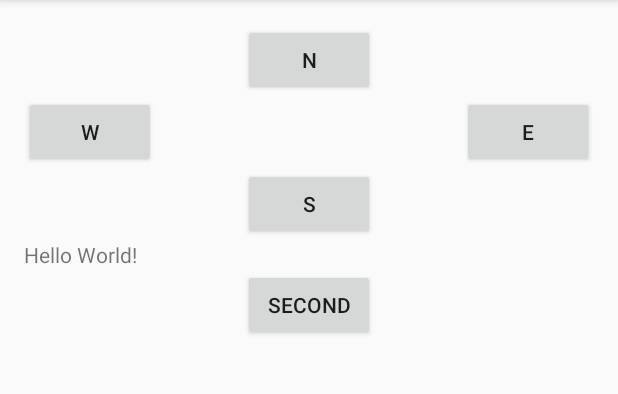
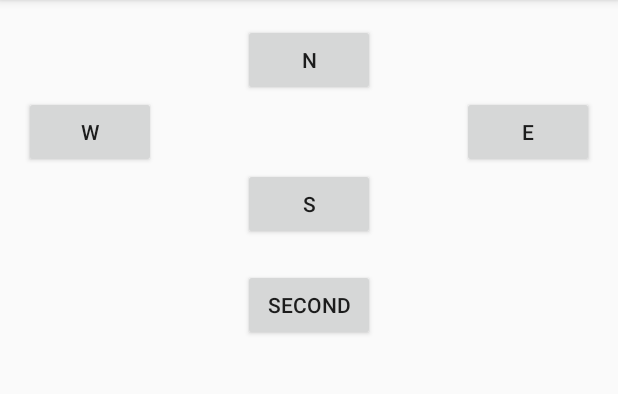
Before and after one commit to costinpapuc/PracticalTest01Var05, an Android app: the screen it shows after launch (PracticalTest01Var05MainActivity), on a phone screen of 412 x 824 dp, the part 84-478 px from its top. Run offline under Robolectric (Android 15) with nearby library versions, the phone set to English and light mode, and no system bars.

Commit message:
A+B Done

```diff
--- a/PracticalTest01Var05/app/src/main/java/practicaltest01var05/eim/systems/cs/pub/ro/practicaltest01var05/PracticalTest01Var05MainActivity.java
+++ b/PracticalTest01Var05/app/src/main/java/practicaltest01var05/eim/systems/cs/pub/ro/practicaltest01var05/PracticalTest01Var05MainActivity.java
@@ -2,12 +2,83 @@ package practicaltest01var05.eim.systems.cs.pub.ro.practicaltest01var05;
 
 import android.support.v7.app.AppCompatActivity;
 import android.os.Bundle;
+import android.util.Log;
+import android.view.View;
+import android.widget.Button;
+import android.widget.EditText;
+import android.widget.TextView;
+import android.widget.Toast;
 
 public class PracticalTest01Var05MainActivity extends AppCompatActivity {
+
+    private Button nButton;
+    private Button wButton;
+    private Button eButton;
+    private Button sButton;
+    private Button secondButton;
+
+    private TextView textView;
+
+    private int counter = 0;
+
+    private class MyListener implements View.OnClickListener {
+        @Override
+        public void onClick(View v) {
+            if (v.getId() == R.id.second_button) {
+
+            }
+            else {
+                switch (v.getId()) {
+                    case R.id.n_button:
+                        textView.setText(textView.getText().toString()+"N,");
+                        break;
+                    case R.id.w_button:
+                        textView.setText(textView.getText().toString()+"W,");
+                        break;
+                    case R.id.e_button:
+                        textView.setText(textView.getText().toString()+"E,");
+                        break;
+                    case R.id.s_button:
+                        textView.setText(textView.getText().toString()+"S,");
+                        break;
+                }
+                counter++;
+                //Toast.makeText(this, "Activity returned with result " + counter, Toast.LENGTH_LONG).show();
+            }
+        }
+    }
+
+    @Override
+    protected void onSaveInstanceState(Bundle outState) {
+        Log.d("COUNTER", "counter is: " + counter);
+        outState.putInt("counter", counter);
+    }
+
+    @Override
+    protected void onRestoreInstanceState(Bundle savedInstanceState) {
+        if (savedInstanceState.containsKey("counter"))
+            this.counter = savedInstanceState.getInt("counter");
+        Log.d("COUNTER", "counter is: " + counter);
+    }
 
     @Override
     protected void onCreate(Bundle savedInstanceState) {
         super.onCreate(savedInstanceState);
         setContentView(R.layout.activity_practical_test01_var05_main);
+
+        MyListener myListener = new MyListener();
+
+        nButton = (Button)findViewById(R.id.n_button);
+        wButton = (Button)findViewById(R.id.w_button);
+        eButton = (Button)findViewById(R.id.e_button);
+        sButton = (Button)findViewById(R.id.s_button);
+        secondButton = (Button)findViewById(R.id.second_button);
+        textView = (TextView)findViewById(R.id.text_view);
+        textView.setText("");
+        nButton.setOnClickListener(myListener);
+        wButton.setOnClickListener(myListener);
+        eButton.setOnClickListener(myListener);
+        sButton.setOnClickListener(myListener);
+        secondButton.setOnClickListener(myListener);
     }
 }
--- a/PracticalTest01Var05/app/src/main/res/layout/activity_practical_test01_var05_main.xml
+++ b/PracticalTest01Var05/app/src/main/res/layout/activity_practical_test01_var05_main.xml
@@ -43,6 +43,7 @@
         android:text="@string/s"/>
 
     <TextView
+        android:id="@+id/text_view"
         android:layout_width="wrap_content"
         android:layout_height="wrap_content"
         android:text="Hello World!" />
```
